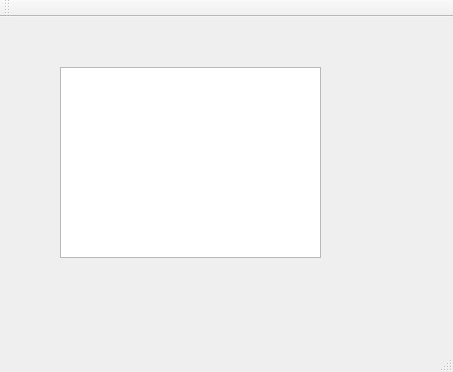
The window that HW1/task4/mainwindow.ui (DenisTroshchenkov/QtGeekUniversity) describes before a commit, drawn with Qt 5.
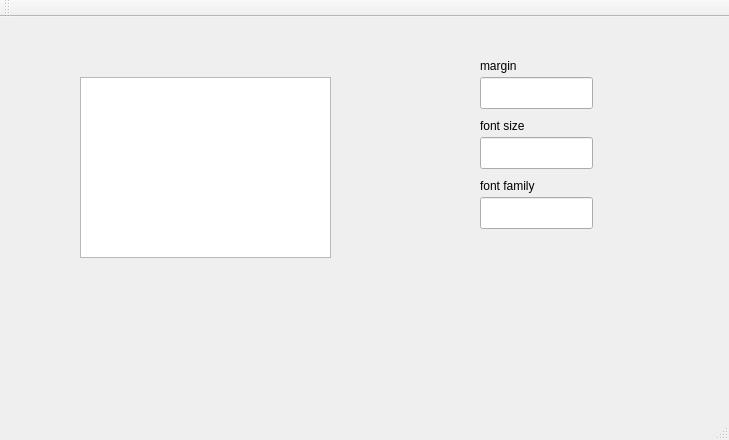
The same window after the commit.

Patch:
```diff
--- a/HW1/task4/mainwindow.ui
+++ b/HW1/task4/mainwindow.ui
@@ -6,8 +6,8 @@
    <rect>
     <x>0</x>
     <y>0</y>
-    <width>453</width>
-    <height>372</height>
+    <width>729</width>
+    <height>440</height>
    </rect>
   </property>
   <property name="windowTitle">
@@ -17,18 +17,48 @@
    <widget class="QTextEdit" name="textEdit">
     <property name="geometry">
      <rect>
-      <x>60</x>
-      <y>50</y>
-      <width>261</width>
-      <height>191</height>
+      <x>80</x>
+      <y>60</y>
+      <width>251</width>
+      <height>181</height>
+     </rect>
+    </property>
+   </widget>
+   <widget class="QLineEdit" name="lineEdit">
+    <property name="geometry">
+     <rect>
+      <x>480</x>
+      <y>60</y>
+      <width>113</width>
+      <height>32</height>
+     </rect>
+    </property>
+   </widget>
+   <widget class="QLineEdit" name="lineEdit_2">
+    <property name="geometry">
+     <rect>
+      <x>480</x>
+      <y>120</y>
+      <width>113</width>
+      <height>32</height>
+     </rect>
+    </property>
+   </widget>
+   <widget class="QLineEdit" name="lineEdit_3">
+    <property name="geometry">
+     <rect>
+      <x>480</x>
+      <y>180</y>
+      <width>113</width>
+      <height>32</height>
      </rect>
     </property>
    </widget>
    <widget class="QLabel" name="label">
     <property name="geometry">
      <rect>
-      <x>60</x>
-      <y>250</y>
+      <x>80</x>
+      <y>260</y>
       <width>58</width>
       <height>18</height>
      </rect>
@@ -37,6 +67,45 @@
      <string/>
     </property>
    </widget>
+   <widget class="QLabel" name="label_2">
+    <property name="geometry">
+     <rect>
+      <x>480</x>
+      <y>40</y>
+      <width>58</width>
+      <height>18</height>
+     </rect>
+    </property>
+    <property name="text">
+     <string>margin</string>
+    </property>
+   </widget>
+   <widget class="QLabel" name="label_3">
+    <property name="geometry">
+     <rect>
+      <x>480</x>
+      <y>100</y>
+      <width>58</width>
+      <height>18</height>
+     </rect>
+    </property>
+    <property name="text">
+     <string>font size</string>
+    </property>
+   </widget>
+   <widget class="QLabel" name="label_4">
+    <property name="geometry">
+     <rect>
+      <x>480</x>
+      <y>160</y>
+      <width>58</width>
+      <height>18</height>
+     </rect>
+    </property>
+    <property name="text">
+     <string>font family</string>
+    </property>
+   </widget>
   </widget>
   <widget class="QMenuBar" name="menuBar">
    <property name="geometry">
```
Left out of the diff: 2 changed lines with no effect on the pictures.
